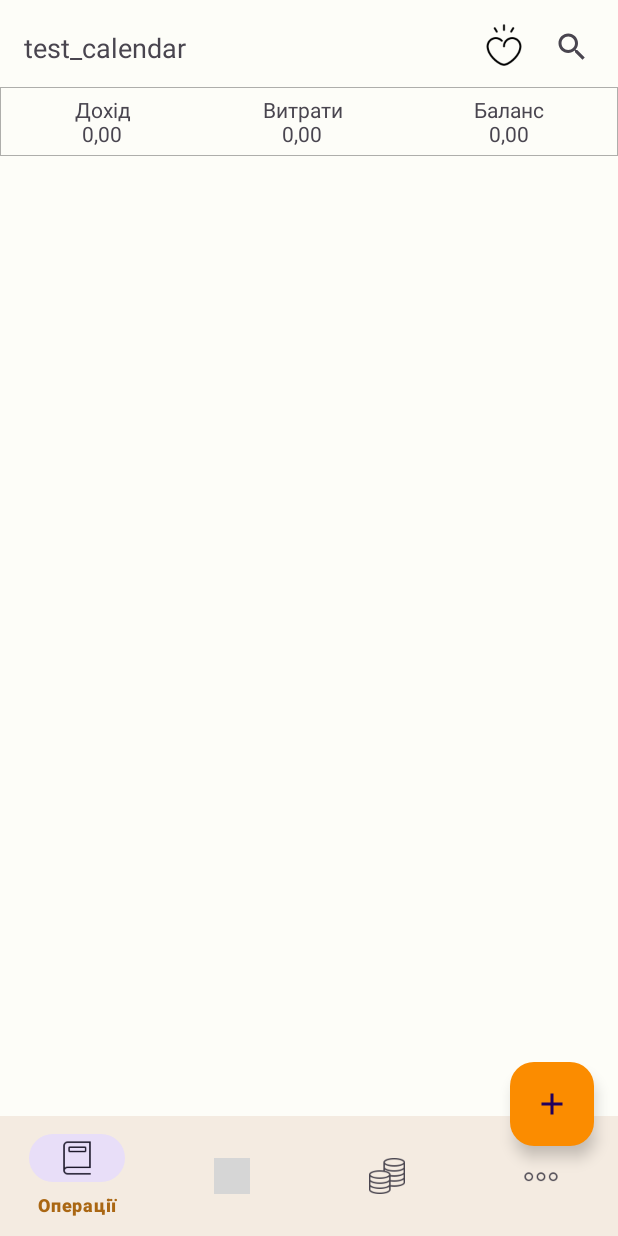
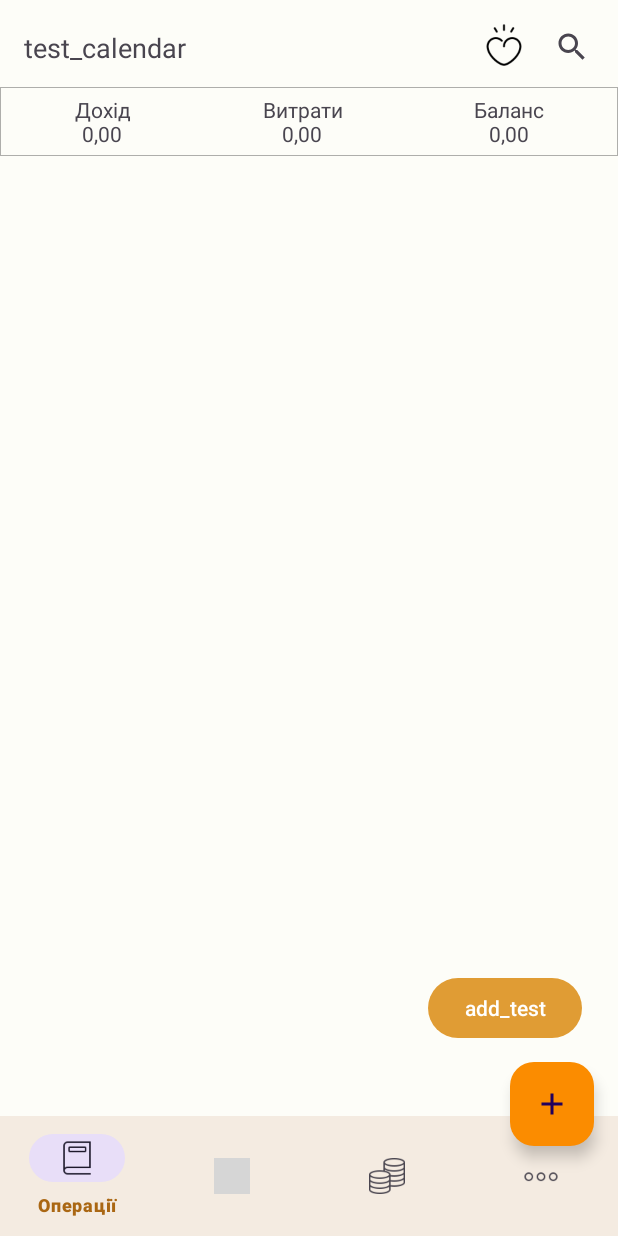
Before and after one commit to happyDevelp/Money-manager, an Android app: the screen it shows after launch (MainActivity), on a phone screen of 412 x 824 dp. Run offline under Robolectric (Android 15) with nearby library versions, the phone set to English and light mode, and no system bars; our stand-ins replace Room's generated code, navigation-ui; Roboto replaces fonts that are not available here; grey boxes are pictures that could not be loaded.

Commit message:
improving code cleanliness

```diff
--- a/app/build.gradle.kts
+++ b/app/build.gradle.kts
@@ -70,6 +70,9 @@ dependencies {
     implementation("org.jetbrains.kotlinx:kotlinx-coroutines-core:1.7.1")
     implementation("org.jetbrains.kotlinx:kotlinx-coroutines-android:1.7.1")
 
-    implementation ("androidx.viewpager2:viewpager2:1.0.0")
+    implementation("androidx.viewpager2:viewpager2:1.0.0")
+
+    //Koin
+    implementation("io.insert-koin:koin-android:3.4.0")
 
 }
--- /dev/null
+++ b/app/src/main/java/com/example/moneymanager/Adding/AddingRepository.kt
@@ -0,0 +1,5 @@
+package com.example.moneymanager.Adding
+
+class AddingRepository {
+    /*var db: DataBase = DataBase.getInstance(requireContext())*/
+}
--- a/app/src/main/java/com/example/moneymanager/DB/TransactionEntity.kt
+++ b/app/src/main/java/com/example/moneymanager/DB/TransactionEntity.kt
@@ -6,6 +6,7 @@ import androidx.room.PrimaryKey
 
 @Entity(tableName = "transaction_table")
 data class TransactionEntity (
+
     @PrimaryKey(autoGenerate = true) val id: Int = 0,
 
     @ColumnInfo(name = "transaction_category") val transactionCategory: String, // Income or Spend
--- a/app/src/main/java/com/example/moneymanager/Transaction/TransactionFragment.kt
+++ b/app/src/main/java/com/example/moneymanager/Transaction/TransactionFragment.kt
@@ -5,49 +5,46 @@ import android.view.LayoutInflater
 import android.view.View
 import android.view.ViewGroup
 import androidx.fragment.app.Fragment
-import androidx.lifecycle.LiveData
 import androidx.lifecycle.ViewModelProvider
 import androidx.navigation.fragment.findNavController
 import androidx.recyclerview.widget.LinearLayoutManager
-import com.example.moneymanager.DB.DataBase
-import com.example.moneymanager.DB.TransactionEntity
 import com.example.moneymanager.TransactionAdapter.TransactionAdapter
 import com.example.moneymanager.databinding.FragmentTransactionBinding
 import kotlinx.coroutines.CoroutineScope
 import kotlinx.coroutines.Dispatchers
 import kotlinx.coroutines.launch
-import kotlinx.coroutines.withContext
 
 class TransactionFragment : Fragment() {
     private lateinit var binding: FragmentTransactionBinding
+
+    // Get a ViewModel instance
     private lateinit var viewModel: TransactionViewModel
-    private lateinit var db: DataBase
 
-    override fun onCreateView(inflater: LayoutInflater, container: ViewGroup?, savedInstanceState: Bundle?): View? {
+
+    override fun onCreateView(inflater: LayoutInflater, container: ViewGroup?, savedInstanceState: Bundle?): View {
         binding = FragmentTransactionBinding.inflate(layoutInflater)
         return binding.root
     }
 
-
-
     override fun onViewCreated(view: View, savedInstanceState: Bundle?) {
         super.onViewCreated(view, savedInstanceState)
-        // Get a ViewModel instance
+
         viewModel = ViewModelProvider(this).get(TransactionViewModel::class.java)
-        db = DataBase.getInstance(requireContext())
 
         val adapter = TransactionAdapter()
         binding.recycleView.adapter = adapter
         binding.recycleView.layoutManager = LinearLayoutManager(requireContext())
 
+
         CoroutineScope(Dispatchers.Main).launch {
-            val transactionsList = getAllTransactions()
+            val transactionsList = viewModel.getAllTransactions()
             transactionsList.observe(viewLifecycleOwner) {
                 adapter.submitList(it)
             }
         }
 
-        viewModel.navigationStatus.observe(viewLifecycleOwner){
+
+        viewModel.navigationStatus.observe(viewLifecycleOwner) {
             it?.let {
                 findNavController().navigate(TransactionFragmentDirections.actionTransactionFragmentToAddingFragment())
                 viewModel.navigationComplete()
@@ -59,14 +56,12 @@ class TransactionFragment : Fragment() {
 
     }
 
-    private suspend fun getAllTransactions(): LiveData<List<TransactionEntity>> {
-        return withContext(Dispatchers.IO) {
-            db.DAO.getAllTransactions()
-        }
-    }
+
 
     private fun navigationToAdding() {
-        binding.floatAddButton.setOnClickListener { viewModel.navigationToAdding() }
+        binding.floatAddButton.setOnClickListener { viewModel.navigationToAdding()
+
+        }
     }
 
 
--- a/app/src/main/java/com/example/moneymanager/Transaction/TransactionViewModel.kt
+++ b/app/src/main/java/com/example/moneymanager/Transaction/TransactionViewModel.kt
@@ -1,21 +1,45 @@
 package com.example.moneymanager.Transaction
 
+import android.app.Application
+import androidx.lifecycle.AndroidViewModel
+import androidx.lifecycle.LiveData
 import androidx.lifecycle.MutableLiveData
-import androidx.lifecycle.ViewModel
+import com.example.moneymanager.DB.DataBase
+import com.example.moneymanager.DB.TransactionEntity
+import kotlinx.coroutines.Dispatchers
+import kotlinx.coroutines.withContext
 
-class TransactionViewModel : ViewModel() {
+class TransactionViewModel(application: Application) : AndroidViewModel(application) {
+
+    val database = DataBase.getInstance(application)
+
 
     private val _navigationStatus = MutableLiveData<Boolean?>()
 
     val navigationStatus: MutableLiveData<Boolean?>
         get() = _navigationStatus
 
+    suspend fun getAllTransactions(): LiveData<List<TransactionEntity>> {
+        return withContext(Dispatchers.IO) {
+            database.DAO.getAllTransactions()
+        }
+    }
 
-    fun navigationToAdding(){
+
+    suspend fun pushTransaction(transaction: TransactionEntity) {
+        return withContext(Dispatchers.IO) {
+            database.DAO.insertTransaction(transaction)
+        }
+    }
+
+
+
+
+    fun navigationToAdding() {
         _navigationStatus.value = true
     }
 
-    fun navigationComplete(){
+    fun navigationComplete() {
         _navigationStatus.value = null
     }
 
--- a/app/src/main/res/layout/fragment_transaction.xml
+++ b/app/src/main/res/layout/fragment_transaction.xml
@@ -129,4 +129,14 @@
         app:layout_constraintStart_toStartOf="parent"
         tools:ignore="ImageContrastCheck" />
 
+    <Button
+        android:id="@+id/test_add"
+        android:layout_width="wrap_content"
+        android:layout_height="wrap_content"
+        android:layout_marginEnd="24dp"
+        android:layout_marginBottom="12dp"
+        android:text="add_test"
+        app:layout_constraintBottom_toTopOf="@+id/float_add_button"
+        app:layout_constraintEnd_toEndOf="parent" />
+
 </androidx.constraintlayout.widget.ConstraintLayout>
```
Also changed, not shown: app/src/main/java/com/example/moneymanager/Adding/AddingFragment.kt (+6 -4 lines), app/src/main/java/com/example/moneymanager/Adding/AddingViewModel.kt (+6 -2 lines), app/src/main/java/com/example/moneymanager/Income/IncomeFragment.kt (+17 -4 lines), app/src/main/java/com/example/moneymanager/TransactionAdapter/TransactionAdapter.kt (+13 -22 lines).
